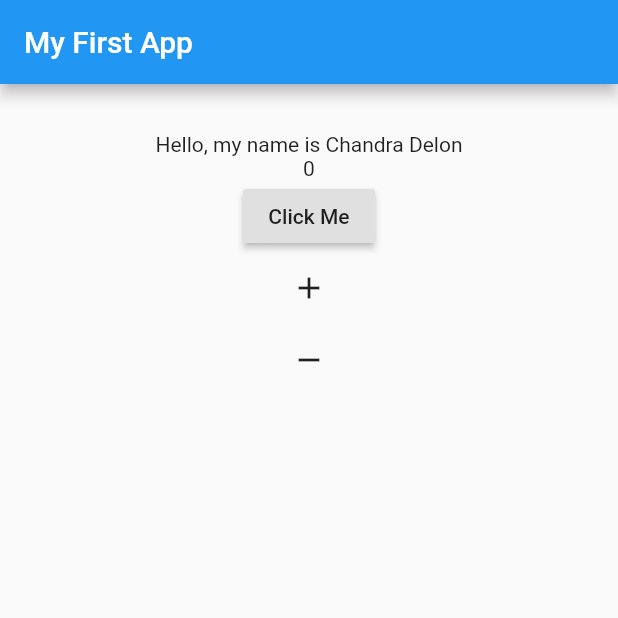
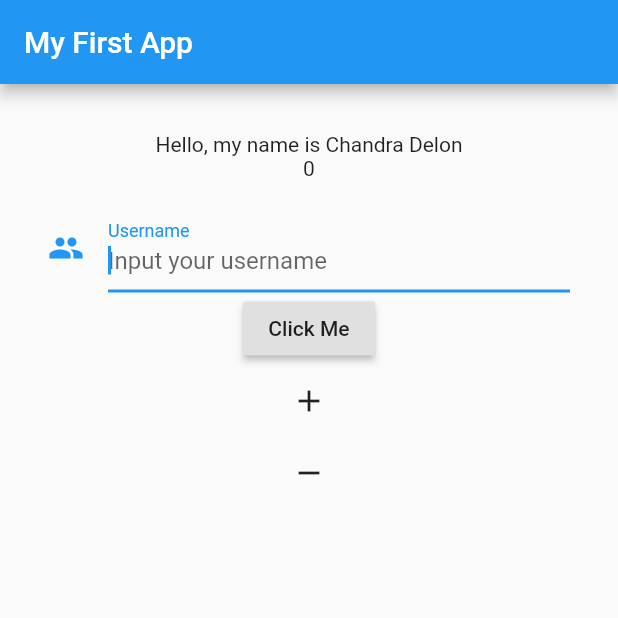
Before and after one commit to vinix997/Flutter-Beginner-Course-Submission2, a Flutter app: the screen it shows after launch, after a tap on "Click Me", on a phone screen of 412 x 824 dp, the top half of it. Run offline on Flutter 3.47's test engine with Material 2 defaults, Android fonts, the phone set to English and light mode, and no system bars.

Commit message:
TextField + onchange

```diff
--- a/lib/main.dart
+++ b/lib/main.dart
@@ -2,6 +2,7 @@ import 'package:flutter/material.dart';
 
 void main() {
   runApp(new MaterialApp(
+    debugShowCheckedModeBanner: false,
     home: new MyApp(),
   )
   );
@@ -14,6 +15,13 @@ class MyApp extends StatefulWidget {
 class _State extends State<MyApp> {
   String _value = "Hello World";
   int _inc = 0;
+  String _string = "";
+  void _onChanged(String string)
+  {
+    setState(() {
+      _string = string;
+    });
+  }
   void _onPressed(String value)
   {
     setState(() {
@@ -48,6 +56,18 @@ class _State extends State<MyApp> {
           child: new Column(children: <Widget>[
             new Text(_value),
             new Text('$_inc'),
+            new Text(_string),
+            new TextField(decoration: new InputDecoration(
+              labelText: "Username",
+              hintText: "Input your username",
+              icon: new Icon(Icons.people),
+
+
+            ),
+            autocorrect: true,
+            autofocus: true,
+            onChanged: _onChanged,
+            ),
             new RaisedButton(onPressed: ()=>_onPressed("Hello, my name is Chandra Delon"), child: new Text("Click Me")),
             new IconButton(icon: new Icon
             (Icons.add), onPressed: _increment),
```
